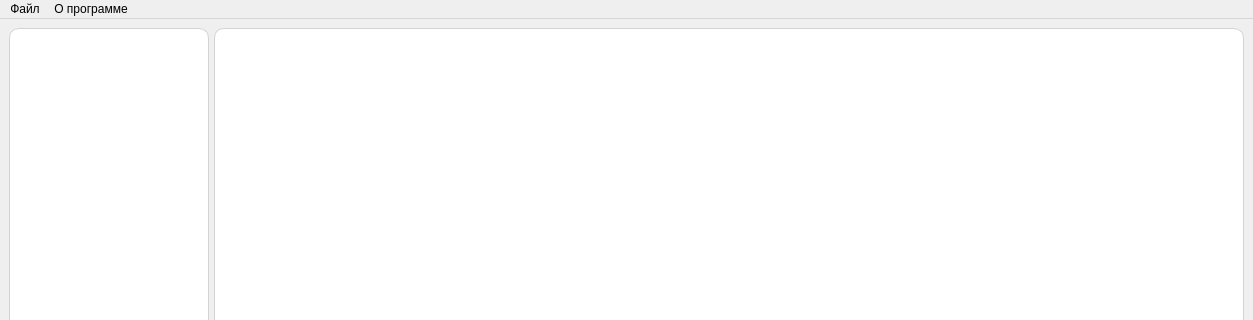
The window that haleditor.ui (ilya-vl/GuiHalRedactor) describes before a commit, drawn with Qt 5; both pictures show x 0 to 1253 and y 0 to 320 of the 1253 by 799 pixel window.
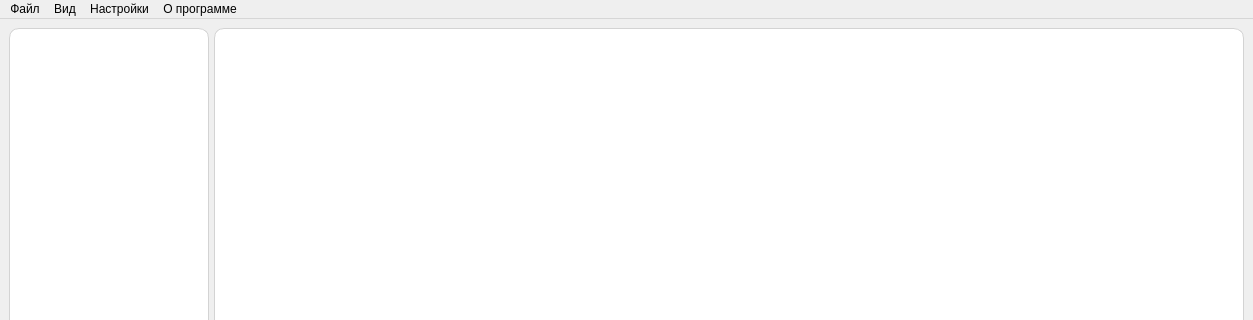
The same window after the commit.

Patch:
```diff
--- a/haleditor.ui
+++ b/haleditor.ui
@@ -136,7 +136,21 @@
      <string>О программе</string>
     </property>
    </widget>
+   <widget class="QMenu" name="menu">
+    <property name="title">
+     <string>Настройки</string>
+    </property>
+    <addaction name="settingsAction"/>
+   </widget>
+   <widget class="QMenu" name="menu_2">
+    <property name="title">
+     <string>Вид</string>
+    </property>
+    <addaction name="halComponentsAction"/>
+   </widget>
    <addaction name="filemenu"/>
+   <addaction name="menu_2"/>
+   <addaction name="menu"/>
    <addaction name="aboutmenu"/>
   </widget>
   <action name="newAction">
```
Left out of the diff: 23 changed lines with no effect on the pictures.
